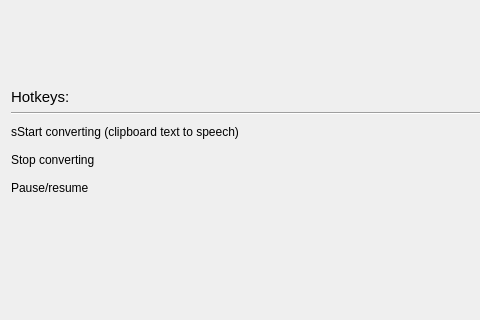
The window that SetWidget.ui (xujialiu/text-to-speech-app) describes before a commit, drawn with Qt 5; both pictures show x 0 to 480 and y 296 to 616 of the 1216 by 942 pixel window.
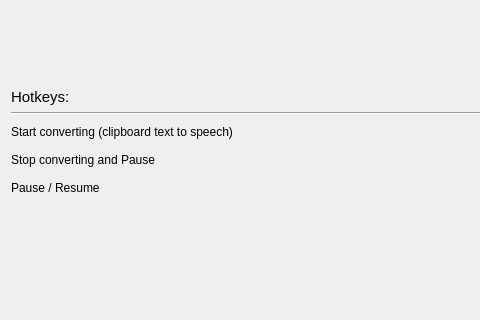
The same window after the commit.

Commit message: chore: rename setting-hotkeys labels

The edit to the form file:
```diff
--- a/SetWidget.ui
+++ b/SetWidget.ui
@@ -255,7 +255,7 @@
      <item>
       <widget class="QLabel" name="label_6">
        <property name="text">
-        <string>sStart converting (clipboard text to speech)</string>
+        <string>Start converting (clipboard text to speech)</string>
        </property>
       </widget>
      </item>
@@ -295,7 +295,7 @@
      <item>
       <widget class="QLabel" name="label_8">
        <property name="text">
-        <string>Stop converting</string>
+        <string>Stop converting and Pause</string>
        </property>
       </widget>
      </item>
@@ -335,7 +335,7 @@
      <item>
       <widget class="QLabel" name="label_11">
        <property name="text">
-        <string>Pause/resume</string>
+        <string>Pause / Resume</string>
        </property>
       </widget>
      </item>
```
The commit also changes 1 other file.
